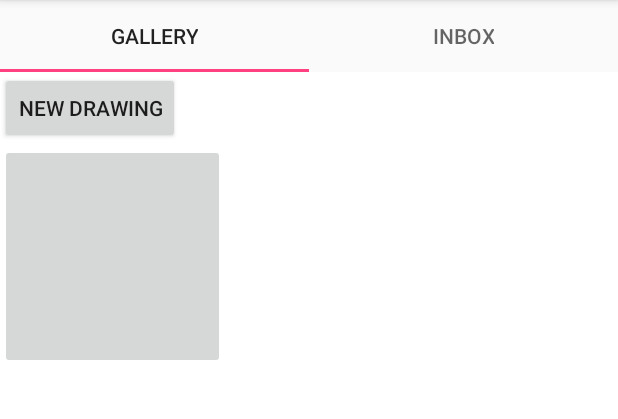
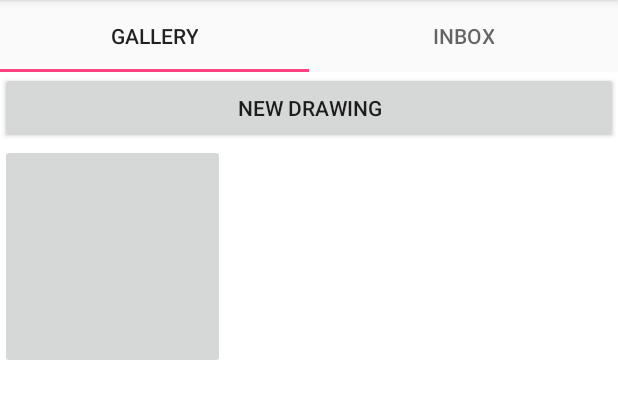
Before and after one commit to sanjaysagarp/DrawWithMe, an Android app: the screen it shows after launch (HomeActivity), on a phone screen of 412 x 824 dp, the part 84-503 px from its top. Run offline under Robolectric (Android 15) with nearby library versions, the phone set to English and light mode, and no system bars.

Commit message:
grid inbox and fix directory variation between fragments issue(?)

```diff
--- a/app/src/main/java/edu/uw/nerd/drawwithme/FragmentAdapter.java
+++ b/app/src/main/java/edu/uw/nerd/drawwithme/FragmentAdapter.java
@@ -33,7 +33,7 @@ public class FragmentAdapter extends FragmentPagerAdapter {
         if (position == 0) {
             return GalleryFragment.newInstance(position + 1);
         } else {
-            return InboxFragment.newInstance(position + 1);
+            return InboxFragment.newInstance(HomeActivity.dir);
         }
     }
 
--- a/app/src/main/java/edu/uw/nerd/drawwithme/HomeActivity.java
+++ b/app/src/main/java/edu/uw/nerd/drawwithme/HomeActivity.java
@@ -2,16 +2,22 @@ package edu.uw.nerd.drawwithme;
 
 import android.content.Intent;
 import android.os.Bundle;
+import android.os.Environment;
 import android.support.design.widget.TabLayout;
 import android.support.v4.view.ViewPager;
 import android.support.v7.app.AppCompatActivity;
 import android.view.View;
 import android.widget.Button;
 
+import java.io.File;
+
 /**
  * Created by DANG on 5/23/2016.
  */
 public class HomeActivity extends AppCompatActivity {
+    public static final String FILE_INTENT = "DIRECTORY";
+    public static File dir;
+
     @Override
     protected void onCreate(Bundle savedInstanceState) {
         super.onCreate(savedInstanceState);
@@ -24,11 +30,13 @@ public class HomeActivity extends AppCompatActivity {
         // Give the TabLayout the ViewPager
         TabLayout tabLayout = (TabLayout) findViewById(R.id.sliding_tabs);
         tabLayout.setupWithViewPager(viewPager);
+
+        dir = getExternalFilesDir(Environment.DIRECTORY_PICTURES);
     }
 
     public void initiateDraw(View v) {
         Intent intent = new Intent(HomeActivity.this, MainActivity.class);
-        intent.putExtra("edu.uw.nerd.drawwithme", "New Drawing Initiated");
+        intent.putExtra(FILE_INTENT, dir);
         startActivity(intent);
     }
 
--- /dev/null
+++ b/app/src/main/java/edu/uw/nerd/drawwithme/ImageAdapter.java
@@ -0,0 +1,67 @@
+package edu.uw.nerd.drawwithme;
+
+
+import android.content.Context;
+import android.net.Uri;
+import android.util.Log;
+import android.view.View;
+import android.view.ViewGroup;
+import android.widget.BaseAdapter;
+import android.widget.GridView;
+import android.widget.ImageView;
+
+import java.io.File;
+
+public class ImageAdapter extends BaseAdapter {
+    private Context mContext;
+//    private Uri[] uriList;
+    private Integer[] uriList;
+
+//    public ImageAdapter(Context c, Uri[] uriList) {
+//        mContext = c;
+//        this.uriList = uriList;
+//
+//    }
+    public ImageAdapter(Context c, Integer[] uriList) {
+        mContext = c;
+        this.uriList = uriList;
+
+    }
+
+    public int getCount() {
+        return uriList.length;
+    }
+
+    public Object getItem(int position) {
+        return null;
+    }
+
+    public long getItemId(int position) {
+        return 0;
+    }
+
+    // create a new ImageView for each item referenced by the Adapter
+    public View getView(int position, View convertView, ViewGroup parent) {
+        ImageView imageView;
+        if (convertView == null) {
+            // if it's not recycled, initialize some attributes
+            imageView = new ImageView(mContext);
+            int width = mContext.getResources().getDisplayMetrics().widthPixels / 2;
+            imageView.setLayoutParams(new GridView.LayoutParams(width, width));
+            imageView.setScaleType(ImageView.ScaleType.CENTER_CROP);
+            imageView.setPadding(8, 8, 8, 8);
+        } else {
+            imageView = (ImageView) convertView;
+        }
+
+        imageView.setImageResource(uriList[position]);
+//        imageView.setImageURI(uriList[position]);
+        return imageView;
+    }
+
+    // references to images
+//    File[] fileList = MainActivity.dir.listFiles();
+//    Uri[] uriList = new Uri[fileList.length];
+
+//    private Integer[] mThumbIds = MainActivity.dir.listFiles();
+}
--- a/app/src/main/java/edu/uw/nerd/drawwithme/InboxFragment.java
+++ b/app/src/main/java/edu/uw/nerd/drawwithme/InboxFragment.java
@@ -1,10 +1,19 @@
 package edu.uw.nerd.drawwithme;
 
+
+import android.net.Uri;
 import android.os.Bundle;
+import android.os.Environment;
 import android.support.v4.app.Fragment;
+import android.util.Log;
 import android.view.LayoutInflater;
 import android.view.View;
 import android.view.ViewGroup;
+import android.widget.AdapterView;
+import android.widget.GridView;
+import android.widget.Toast;
+
+import java.io.File;
 
 /**
  * Created by DANG on 5/23/2016.
@@ -13,11 +22,12 @@ import android.view.ViewGroup;
 public class InboxFragment extends Fragment {
     public static final String INBOX_PAGE = "INBOX_PAGE";
 
-    private int page;
+    private File dir;
 
-    public static InboxFragment newInstance(int page) {
+    public static InboxFragment newInstance(File dir) {
         Bundle args = new Bundle();
-        args.putInt(INBOX_PAGE, page);
+
+        args.putSerializable(INBOX_PAGE, dir);
         InboxFragment fragment = new InboxFragment();
         fragment.setArguments(args);
         return fragment;
@@ -26,14 +36,41 @@ public class InboxFragment extends Fragment {
     @Override
     public void onCreate(Bundle savedInstanceState) {
         super.onCreate(savedInstanceState);
-        page = getArguments().getInt(INBOX_PAGE);
     }
 
     @Override
     public View onCreateView(LayoutInflater inflater, ViewGroup container,
                              Bundle savedInstanceState) {
-        View view = inflater.inflate(R.layout.frag_inbox, container, false);
+        View rootView = inflater.inflate(R.layout.frag_inbox, container, false);
+        dir = (File) getArguments().getSerializable(INBOX_PAGE);
 
-        return view;
+        GridView gridview = (GridView) rootView.findViewById(R.id.gridview);
+
+
+//        File root = new File(dir, "draw_received");
+//        if(!root.exists()){
+//            root.mkdirs();
+//        }
+//        dir = root;
+
+
+//        File[] fileList = dir.listFiles();
+//        Uri[] uriList = new Uri[fileList.length];
+//        for (int i = 0; i < fileList.length; i++) {
+//            uriList[i] = Uri.fromFile(fileList[i]);
+//        }
+
+        Integer[] uriList = {R.drawable.derp, R.drawable.kitty, R.drawable.reply_after_right};
+
+        gridview.setAdapter(new ImageAdapter(container.getContext(), uriList));
+
+        gridview.setOnItemClickListener(new AdapterView.OnItemClickListener() {
+            public void onItemClick(AdapterView<?> parent, View v,
+                                    int position, long id) {
+                Log.v("TESTING", "lelelel");
+            }
+        });
+
+        return rootView;
     }
 }
--- a/app/src/main/res/layout/frag_gallery.xml
+++ b/app/src/main/res/layout/frag_gallery.xml
@@ -7,8 +7,9 @@
 
     <Button
         android:id="@+id/new_draw_btn"
-        android:layout_width="wrap_content"
+        android:layout_width="match_parent"
         android:layout_height="wrap_content"
+        android:padding="5dp"
         android:text="New Drawing"
         android:onClick="initiateDraw"/>
 
```
Also changed, not shown: app/src/main/java/edu/uw/nerd/drawwithme/MainActivity.java (+19 -3 lines), app/src/main/res/layout/frag_inbox.xml (+10 -5 lines), app/src/main/res/drawable/derp.jpg (added), app/src/main/res/drawable/kitty.png (added), app/src/main/res/drawable/reply_after_right.png (added).
